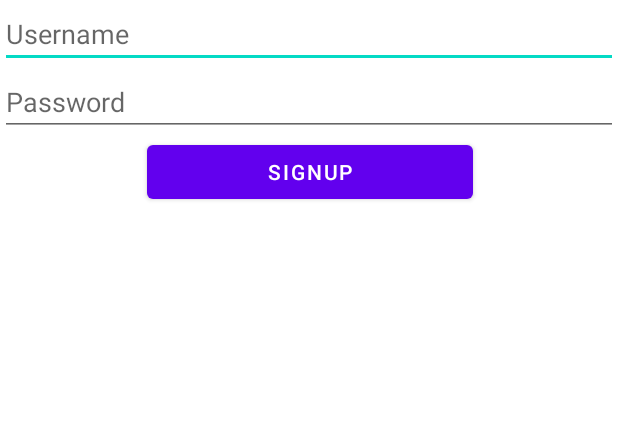
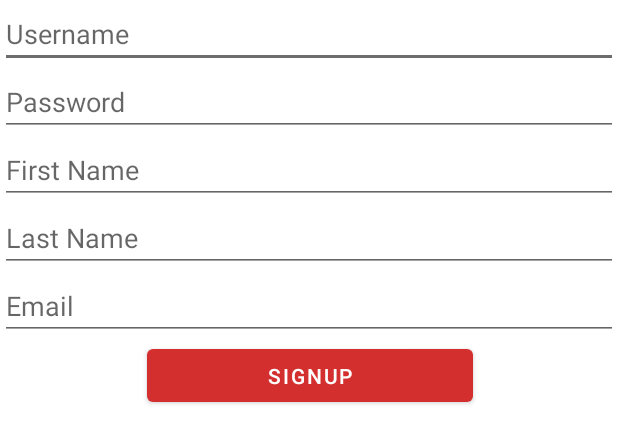
Before and after one commit to dreonwo/ScandalousSales, an Android app: the layout activity_signup.xml on its own in the app's theme, with its tools: preview values and no code run, on a phone screen of 412 x 824 dp. Shown: the top 443 px of the screen. Run offline under Robolectric (Android 15) with nearby library versions, the phone set to English and light mode, and no system bars.

Commit message:
changed signup and login screens

```diff
--- a/app/src/main/res/layout/activity_signup.xml
+++ b/app/src/main/res/layout/activity_signup.xml
@@ -17,16 +17,37 @@
         android:layout_below="@id/etUsername"
         android:hint="Password" />
 
-    <Button
-        android:id="@+id/btnLogin"
-        android:layout_width="217dp"
+    <EditText
+        android:id="@+id/etFirstName"
+        android:layout_width="match_parent"
         android:layout_height="wrap_content"
         android:layout_below="@id/etPassword"
+        android:hint="First Name" />
+
+    <EditText
+        android:id="@+id/etLastName"
+        android:layout_width="match_parent"
+        android:layout_height="wrap_content"
+        android:layout_below="@id/etFirstName"
+        android:hint="Last Name" />
+
+    <EditText
+        android:id="@+id/etEmail"
+        android:layout_width="match_parent"
+        android:layout_height="wrap_content"
+        android:layout_below="@id/etLastName"
+        android:hint="Email" />
+
+    <Button
+        android:id="@+id/btnSignup"
+        android:layout_width="217dp"
+        android:layout_height="47dp"
+        android:layout_below="@id/etEmail"
         android:layout_alignParentStart="true"
         android:layout_alignParentBottom="false"
-        android:layout_centerInParent="true"
+        android:layout_centerHorizontal="true"
         android:layout_marginStart="98dp"
         android:layout_marginTop="0dp"
-        android:layout_marginBottom="1dp"
+        android:layout_marginBottom="3dp"
         tools:text="Signup" />
 </RelativeLayout>
--- a/app/src/main/res/values/themes.xml
+++ b/app/src/main/res/values/themes.xml
@@ -2,11 +2,11 @@
     <!-- Base application theme. -->
     <style name="Theme.ScandalousSales" parent="Theme.MaterialComponents.DayNight.DarkActionBar">
         <!-- Primary brand color. -->
-        <item name="colorPrimary">@color/purple_500</item>
-        <item name="colorPrimaryVariant">@color/purple_700</item>
+        <item name="colorPrimary">#D32F2F</item>
+        <item name="colorPrimaryVariant">#E81212</item>
         <item name="colorOnPrimary">@color/white</item>
         <!-- Secondary brand color. -->
-        <item name="colorSecondary">@color/teal_200</item>
+        <item name="colorSecondary">#B9353535</item>
         <item name="colorSecondaryVariant">@color/teal_700</item>
         <item name="colorOnSecondary">@color/black</item>
         <!-- Status bar color. -->
```
